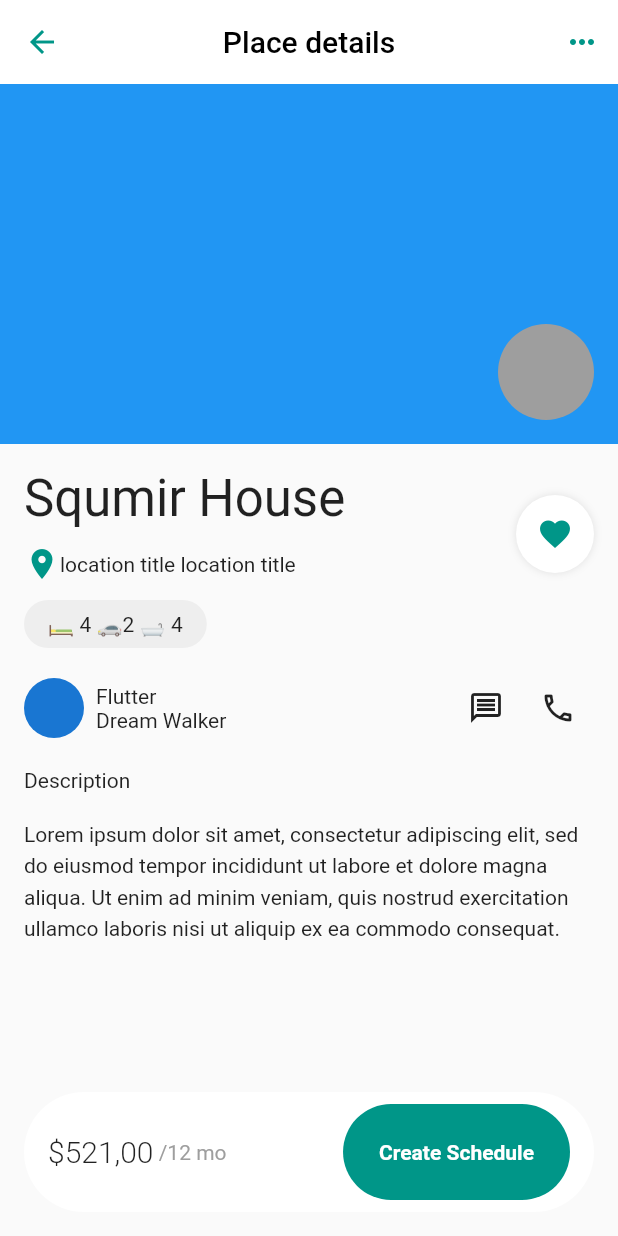
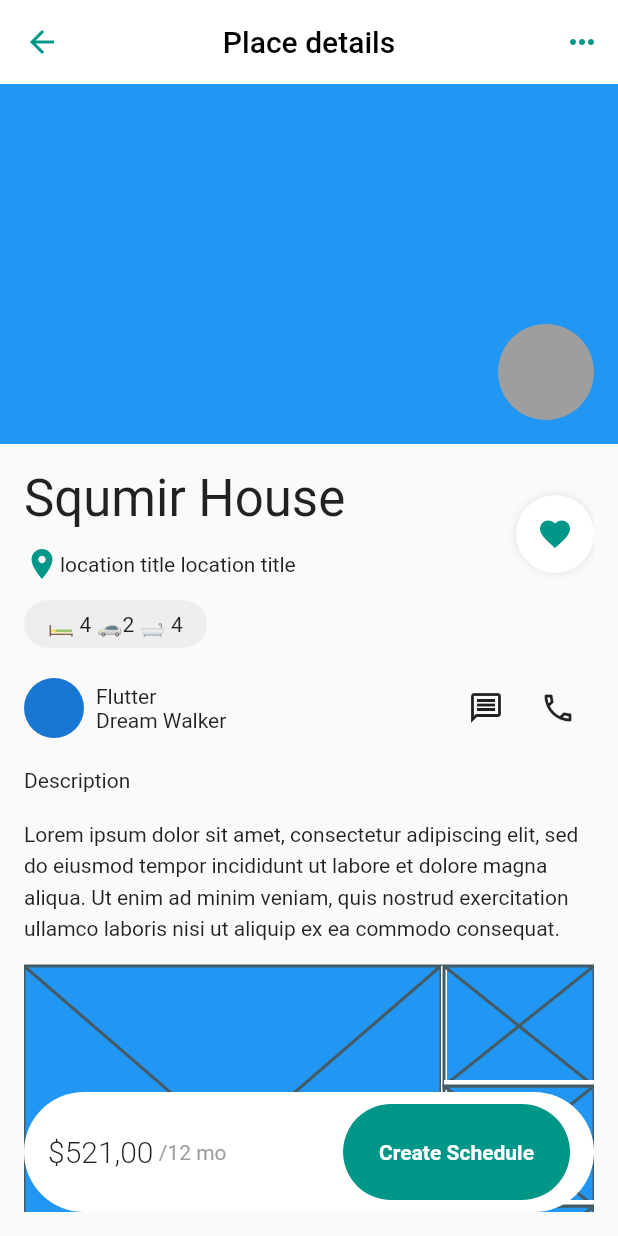
Before and after one commit to JAICHANGPARK/flutter_notebook_chapter_31, a Flutter app: the RealEstateDetailPage screen opened directly, on a phone screen of 412 x 824 dp. Run offline on Flutter 3.47's test engine with Material 2 defaults, Android fonts, the phone set to English and light mode, and no system bars.

Commit message:
Update real_estate_detail_page.dart

```diff
--- a/lib/ep1555_real_estate_app/view/real_estate_detail_page.dart
+++ b/lib/ep1555_real_estate_app/view/real_estate_detail_page.dart
@@ -56,6 +56,7 @@ class _RealEstateDetailPageState extends State<RealEstateDetailPage> {
                 Expanded(
                   child: Padding(
                     padding: const EdgeInsets.all(16),
+                    child: SingleChildScrollView(
                       child: Column(
                         crossAxisAlignment: CrossAxisAlignment.start,
                         children: [
@@ -156,7 +157,45 @@ class _RealEstateDetailPageState extends State<RealEstateDetailPage> {
                               style: TextStyle(height: 1.5),
                             ),
                           ),
+                          Container(
+                            height: 240,
+                            decoration: BoxDecoration(
+                              color: Colors.blue,
+                            ),
+                            child: Row(
+                              children: [
+                                Expanded(child: Placeholder()),
+                                VerticalDivider(
+                                  color: Colors.white,
+                                  thickness: 4,
+                                  width: 2,
+                                ),
+                                Container(
+                                  width: 100,
+                                  child: Column(
+                                    children: [
+                                      Expanded(child: Placeholder()),
+                                      Divider(
+                                        color: Colors.white,
+                                        thickness: 4,
+                                        height: 0,
+                                      ),
+                                      Expanded(child: Placeholder()),
+                                      Divider(
+                                        color: Colors.white,
+                                        thickness: 4,
+                                        height: 0,
+                                      ),
+                                      Expanded(child: Placeholder()),
                                     ],
+                                  ),
+                                )
+                              ],
+                            ),
+                          ),
+                          Container(height: 150,)
+                        ],
+                      ),
                     ),
                   ),
                 ),
```
Lines whose indentation alone changed are shown as unchanged.
